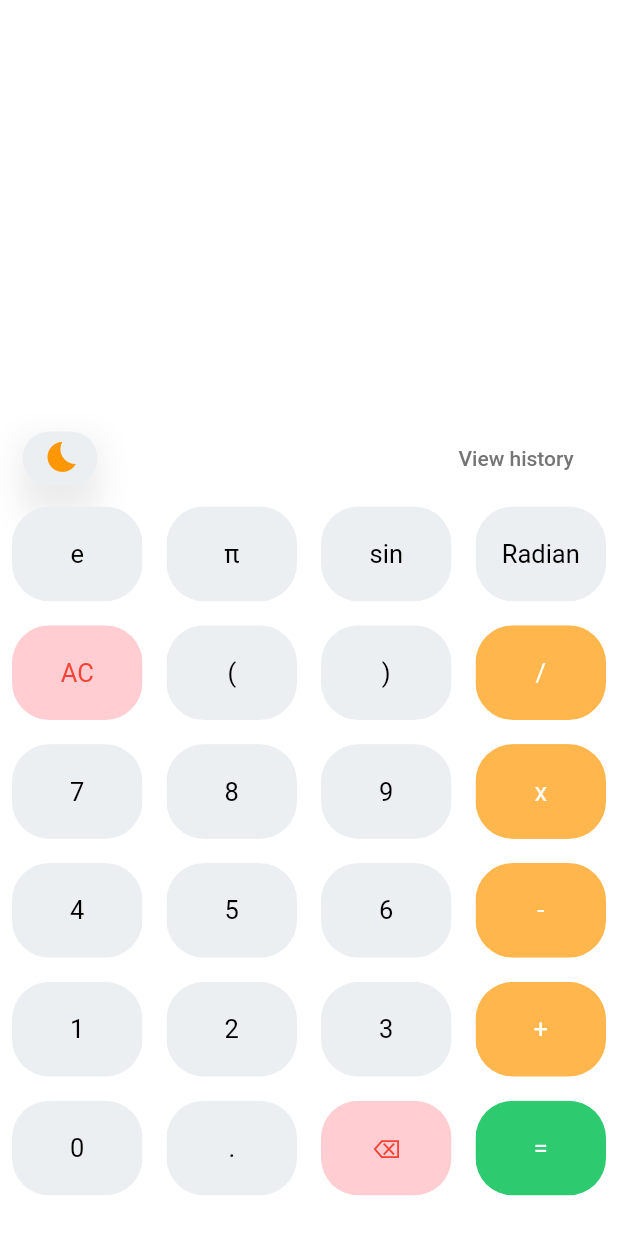
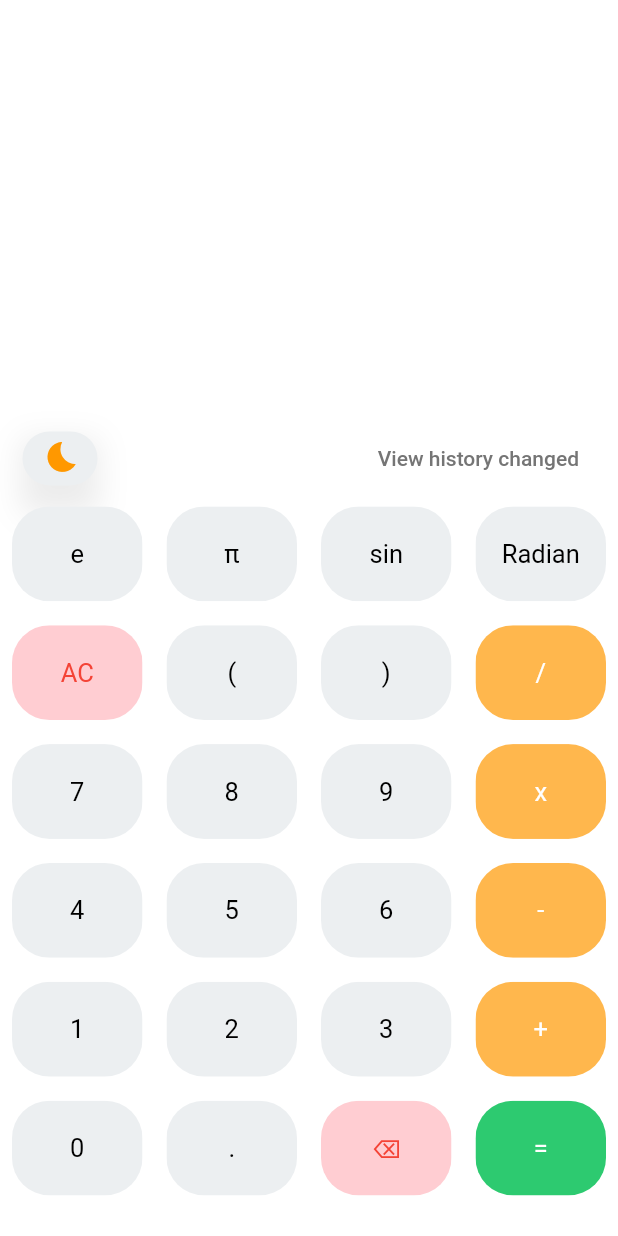
Before and after one commit to bhagirathsinh1/scientific_calsi, a Flutter app: the screen it shows after launch, on a phone screen of 412 x 824 dp. Run offline on Flutter 3.47's test engine with Material 2 defaults, Android fonts, the phone set to English and light mode, and no system bars; our stand-ins replace math_expressions.

Commit message:
master changed

```diff
--- a/lib/HomePage.dart
+++ b/lib/HomePage.dart
@@ -15,7 +15,7 @@ class HomePage extends StatefulWidget {
 class _HomePageState extends State<HomePage> {
   var userQuestion = '';
   var userAnswer = '';
-  var viewHistory = 'View history ';
+  var viewHistory = 'View history changed';
   var ob = 0;
   var cb = 0;
   var zero = 0;
```
